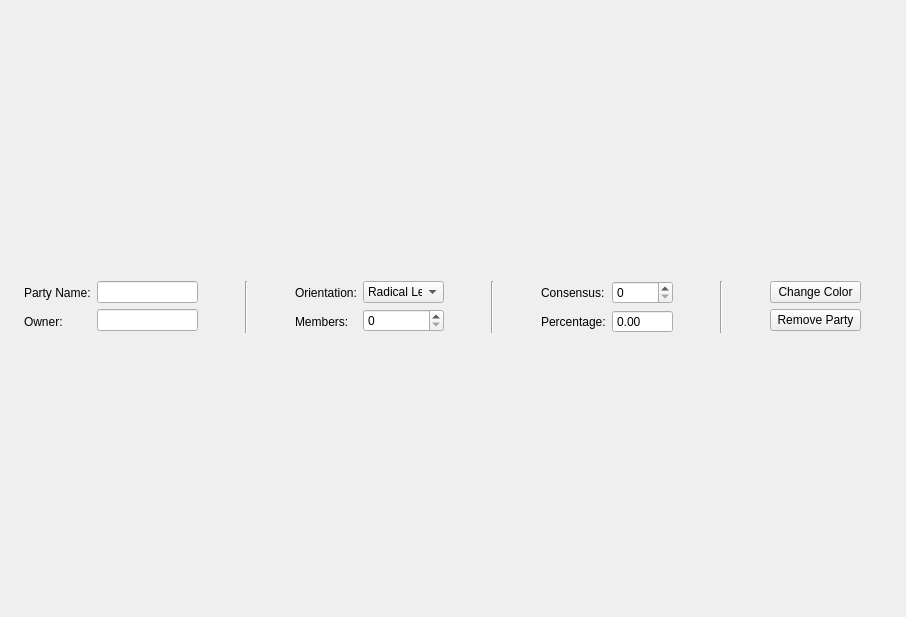
Old version of the form app/slicecontrolwidget.ui in the repository PietroLonginetti/Parliament.
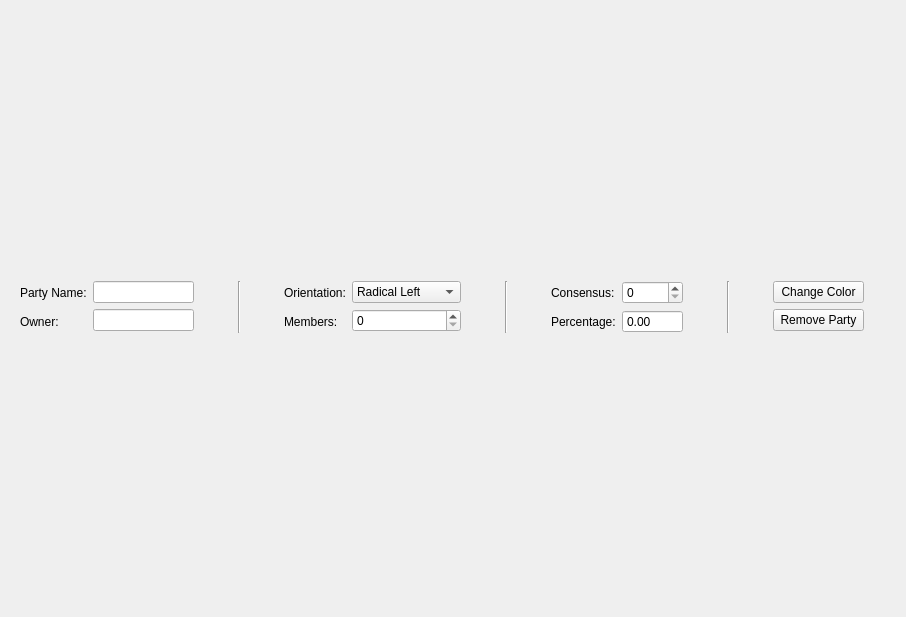
New version of the form.

What changed in the file:
```diff
--- a/app/slicecontrolwidget.ui
+++ b/app/slicecontrolwidget.ui
@@ -216,7 +216,7 @@
           </property>
           <property name="minimumSize">
            <size>
-            <width>81</width>
+          <width>109</width>
             <height>0</height>
            </size>
           </property>
@@ -341,6 +341,9 @@
           <property name="showGroupSeparator" stdset="0">
            <bool>false</bool>
           </property>
+          <property name="maximum">
+           <double>100.000000000000000</double>
+          </property>
          </widget>
         </item>
        </layout>
```
Left out of the diff: 4 changed lines with no effect on the pictures. Lines whose indentation alone changed are shown as unchanged.
